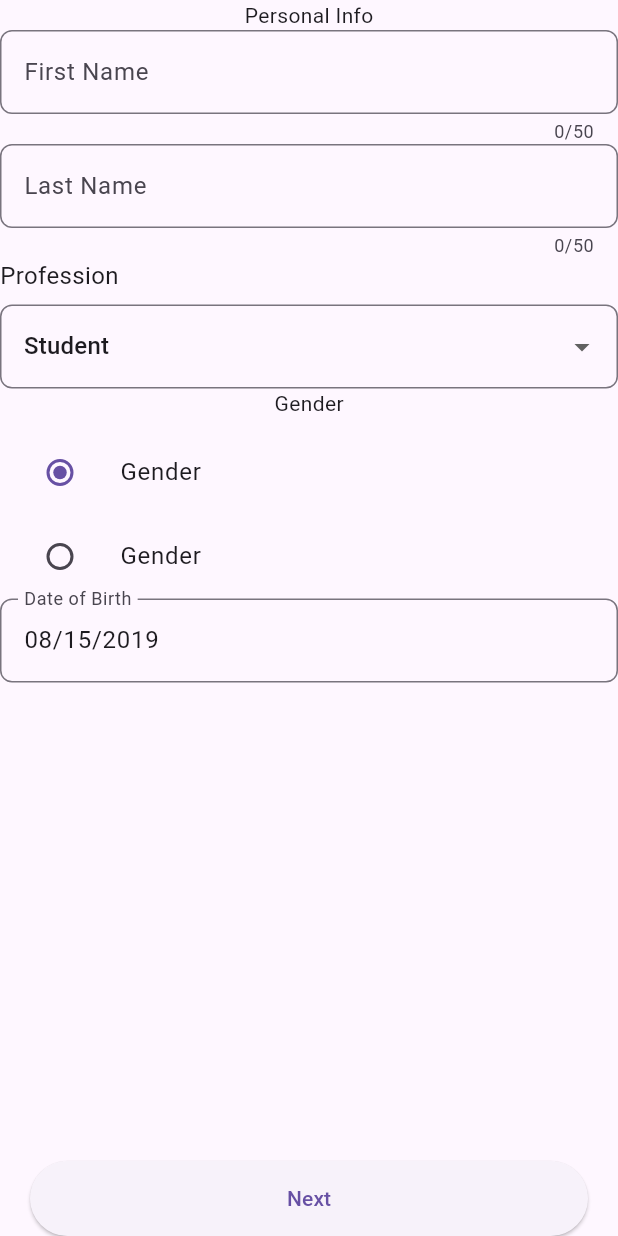
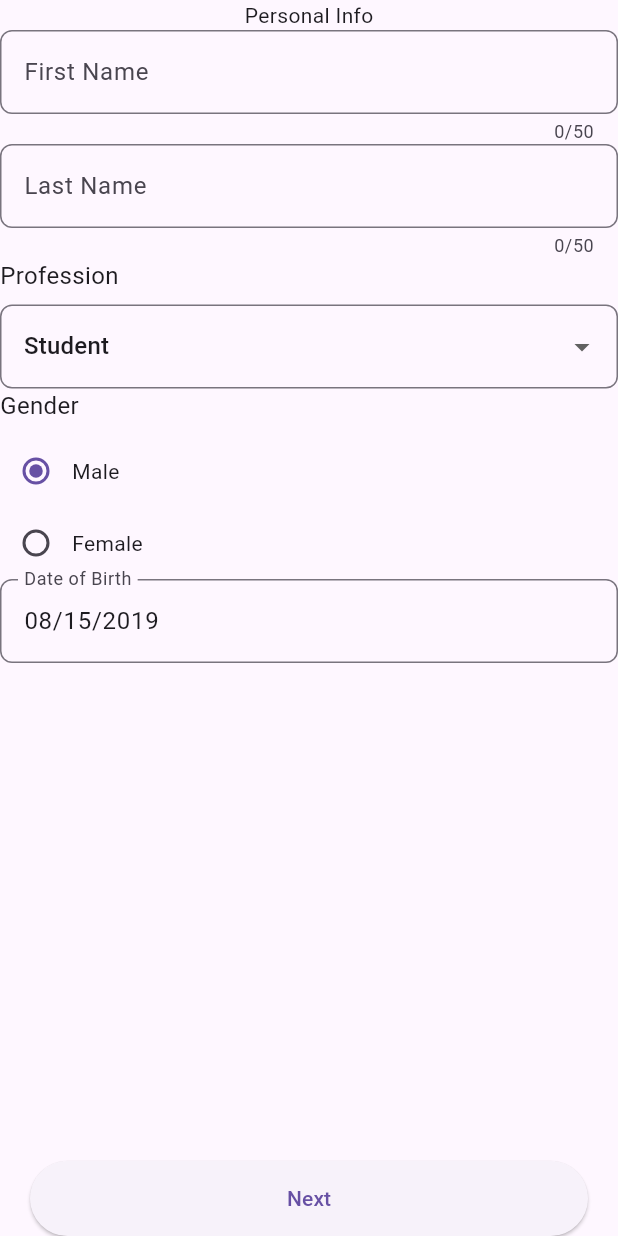
Before and after one commit to prash5t/dynamicform-flutter, a Flutter app: the screen it shows after launch, after a tap on "Fill dynamic form", on a phone screen of 412 x 824 dp. Run offline on Flutter 3.47's test engine with Material 3 defaults, Android fonts, the phone set to English and light mode, and no system bars; missing offline and left inert: flutter_json_view.

Commit message:
hotfix: switch radio value on tap

```diff
--- a/lib/presentation/widgets/radio_button_widget.dart
+++ b/lib/presentation/widgets/radio_button_widget.dart
@@ -1,4 +1,6 @@
+import 'package:dynamicform/core/extensions/num_extensions.dart';
 import 'package:dynamicform/core/model/field_model.dart';
+import 'package:dynamicform/presentation/widgets/custom_text_widget.dart';
 import 'package:flutter/material.dart';
 
 class DynamicRadioButtonWidget extends StatelessWidget {
@@ -10,23 +12,38 @@ class DynamicRadioButtonWidget extends StatelessWidget {
     ValueNotifier<String> selectedRadioValue =
         ValueNotifier<String>(fieldModel.optionsToSelect![0].submitValue!);
     return Column(
+      crossAxisAlignment: CrossAxisAlignment.start,
       children: [
-        Text(fieldModel.label ?? ""),
-        const SizedBox(height: 8),
-        ListView.builder(
+        CustomText(text: fieldModel.label ?? ""),
+        8.toHGap(),
+        ValueListenableBuilder(
+          valueListenable: selectedRadioValue,
+          builder: (context, newRadioVal, child) {
+            return ListView.builder(
               shrinkWrap: true,
+              physics: const NeverScrollableScrollPhysics(),
               itemCount: fieldModel.optionsToSelect?.length ?? 0,
               itemBuilder: (context, index) {
-            return ListTile(
-              title: Text(fieldModel.label ?? ""),
-              leading: Radio<String>(
-                  value: fieldModel.optionsToSelect![index].submitValue!,
-                  groupValue: selectedRadioValue.value,
+                return InkWell(
+                  onTap: () => selectedRadioValue.value =
+                      fieldModel.optionsToSelect![index].submitValue!,
+                  child: Row(
+                    children: [
+                      Radio<String>(
+                          value:
+                              fieldModel.optionsToSelect![index].submitValue!,
+                          groupValue: newRadioVal,
                           onChanged: (pickedOption) {
                             if (pickedOption != null) {
                               selectedRadioValue.value = pickedOption;
                             }
                           }),
+                      Text(
+                          fieldModel.optionsToSelect?[index].displayValue ?? "")
+                    ],
+                  ),
+                );
+              },
             );
           },
         )
```
Lines whose indentation alone changed are shown as unchanged.
